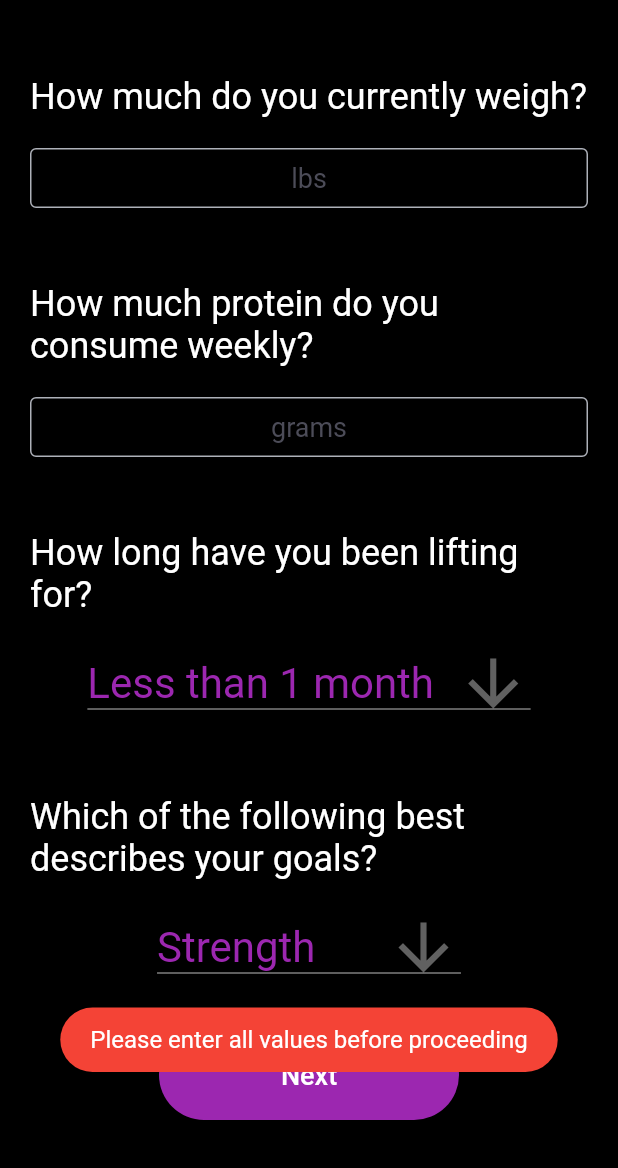
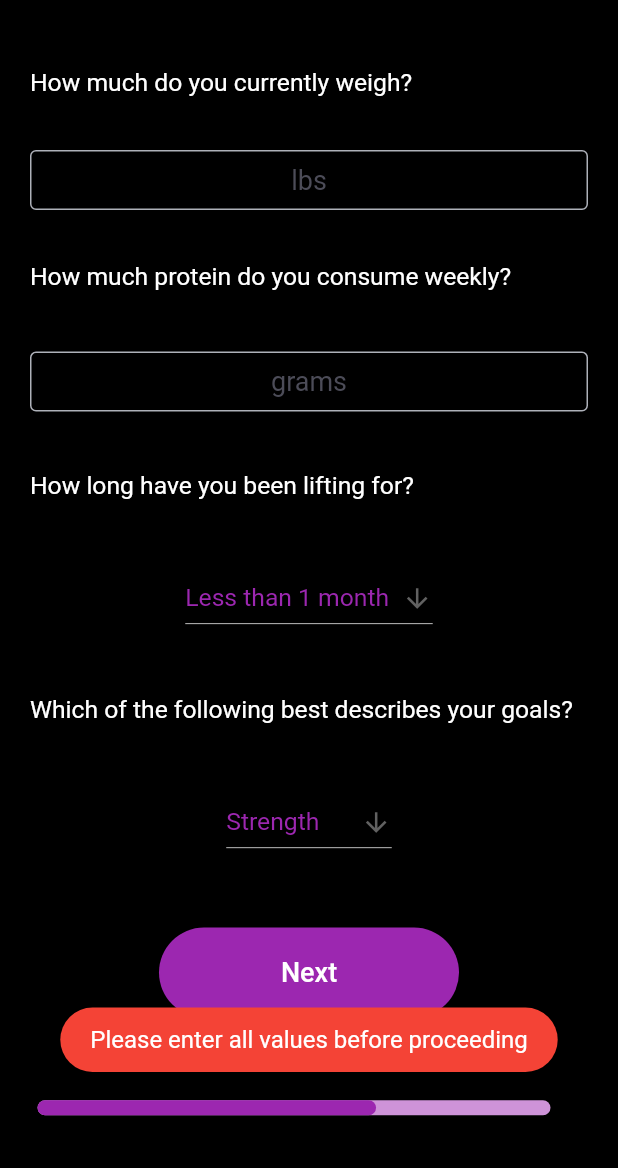
Before and after one commit to SvabhuG/fitly, a Flutter app: the DataCollectPage1 screen opened directly, after a tap on "Next", on a phone screen of 412 x 824 dp, the part 68-1236 px from its top. Run offline on Flutter 3.47's test engine with Material 2 defaults, Android fonts, the phone set to English and light mode, and no system bars; drawn by our look-alikes of percent_indicator; our stand-ins replace flutter_fadein, fluttertoast, shared_preferences; accounts and stored records are empty.

Commit message:
fixed overflow in layout sizing for smaller devices

```diff
--- a/lib/data_collection1.dart
+++ b/lib/data_collection1.dart
@@ -11,12 +11,11 @@ class DataCollectPage1 extends StatefulWidget {
 
   @override
   State<DataCollectPage1> createState() => _DataCollectPage1State();
+
 }
 
 class _DataCollectPage1State extends State<DataCollectPage1> {
 
-  static const TextStyle questStyle =
-  TextStyle(fontSize: 24, color: Color(0xffffffff));
 
   String expValue = 'Less than 1 month';
   String weight = "";
@@ -49,8 +48,6 @@ class _DataCollectPage1State extends State<DataCollectPage1> {
 
 
   bool checkFilled(){
-    print("weight $weight");
-    print("protein $protein");
       if(weight.isEmpty || protein.isEmpty){
         return false;
       }
@@ -59,6 +56,9 @@ class _DataCollectPage1State extends State<DataCollectPage1> {
 
   @override
   Widget build(BuildContext context) {
+    double unitHeightValue = MediaQuery.of(context).size.width * 0.001;
+    double iconSize = unitHeightValue*50;
+    TextStyle questStyle = TextStyle(fontSize: unitHeightValue*40);
     // This method is rerun every time setState is called, for instance as done
     // by the _incrementCounter method above.
     //
@@ -78,18 +78,18 @@ class _DataCollectPage1State extends State<DataCollectPage1> {
         centerTitle: true,
       ),
       body: Column(
-          mainAxisAlignment: MainAxisAlignment.start,
+          mainAxisAlignment: MainAxisAlignment.spaceEvenly,
           crossAxisAlignment: CrossAxisAlignment.start,
           children:[
-            const Padding(
-                padding: EdgeInsets.only(top: 40.0, left: 20, bottom: 10, right: 20),
+            Padding(
+                padding: EdgeInsets.only(top: 20.0, left: 20, bottom: 15, right: 20),
                 child: Text(
                   'How much do you currently weigh?',
                   style: questStyle
                 )
             ),
             Padding(
-                padding: const EdgeInsets.symmetric(horizontal: 20, vertical: 10),
+                padding: const EdgeInsets.symmetric(horizontal: 20, vertical: 5),
                 child: SizedBox(
                 height: 40,
                 child: TextField(
@@ -116,8 +116,8 @@ class _DataCollectPage1State extends State<DataCollectPage1> {
                 )
               ),
             ),
-            const Padding(
-                padding: EdgeInsets.only(top: 40.0, left: 20, bottom: 10, right: 20),
+            Padding(
+                padding: const EdgeInsets.only(top: 15, left: 20, bottom: 15, right: 20),
                 child: Text(
                     'How much protein do you consume weekly?',
                     style: questStyle
@@ -151,8 +151,8 @@ class _DataCollectPage1State extends State<DataCollectPage1> {
                     )
                 )
             ),
-            const Padding(
-                padding: EdgeInsets.only(top: 40.0, left: 20, bottom: 10, right: 20),
+            Padding(
+                padding: EdgeInsets.only(top: 15.0, left: 20, bottom: 15, right: 20),
                 child: Text(
                     'How long have you been lifting for?',
                   style: questStyle,
@@ -165,7 +165,7 @@ class _DataCollectPage1State extends State<DataCollectPage1> {
                   padding: const EdgeInsets.symmetric(horizontal: 0, vertical: 10),
                   child: DropdownButton<String>(
                     itemHeight: 50,
-                    iconSize: 50,
+                    iconSize: iconSize,
                     value: expValue,
                     dropdownColor: const Color(0xff111111),
                     icon: const Icon(Icons.arrow_downward),
@@ -180,7 +180,7 @@ class _DataCollectPage1State extends State<DataCollectPage1> {
                         .map<DropdownMenuItem<String>>((String value) {
                       return DropdownMenuItem<String>(
                         value: value,
-                        child: Text(value),
+                        child: Text(value, style: questStyle),
                       );
                     }).toList(),
 
@@ -188,8 +188,8 @@ class _DataCollectPage1State extends State<DataCollectPage1> {
                 ),
               ],
             ),
-            const Padding(
-                padding: EdgeInsets.only(top: 40.0, left: 20, bottom: 10, right: 20),
+            Padding(
+                padding: EdgeInsets.only(top: 15, left: 20, bottom: 15, right: 20),
                 child: Text(
                   'Which of the following best describes your goals?',
                   style: questStyle,
@@ -202,7 +202,7 @@ class _DataCollectPage1State extends State<DataCollectPage1> {
                   padding: const EdgeInsets.symmetric(horizontal: 0, vertical: 10),
                   child: DropdownButton<String>(
                     itemHeight: 50,
-                    iconSize: 50,
+                    iconSize: iconSize,
                     value: goalValue,
                     dropdownColor: const Color(0xff111111),
                     icon: const Icon(Icons.arrow_downward),
@@ -217,7 +217,7 @@ class _DataCollectPage1State extends State<DataCollectPage1> {
                         .map<DropdownMenuItem<String>>((String value) {
                       return DropdownMenuItem<String>(
                         value: value,
-                        child: Text(value),
+                        child: Text(value, style: questStyle),
                       );
                     }).toList(),
 
@@ -262,7 +262,7 @@ class _DataCollectPage1State extends State<DataCollectPage1> {
                 ]
             ),
             Container(
-                margin: const EdgeInsets.all(20.0),
+                margin: const EdgeInsets.symmetric(vertical: 20, horizontal: 15),
                 child: Row(
                     mainAxisAlignment: MainAxisAlignment.center,
                     children: [Expanded(
```
